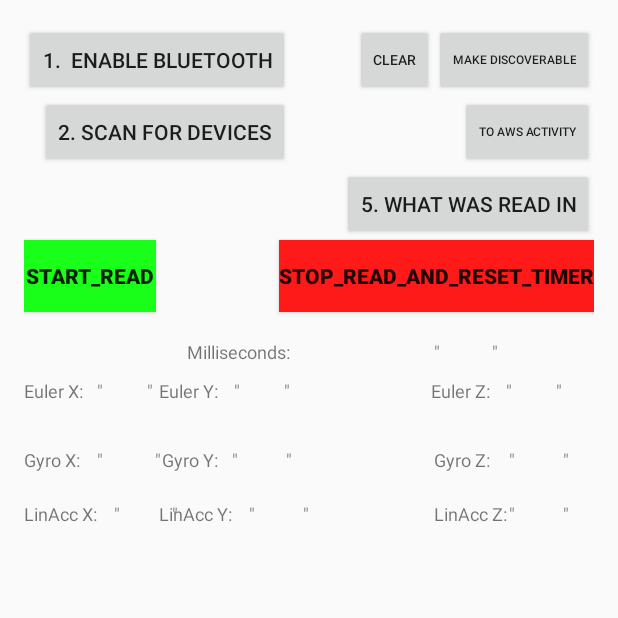
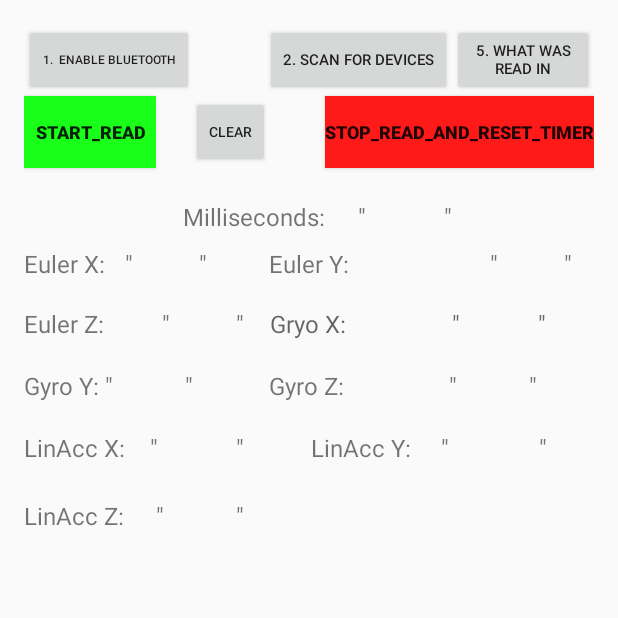
Before and after one commit to KentonSmith/KentonBluetoothProject, an Android app: the screen it shows after launch (MainActivity), on a phone screen of 412 x 824 dp, the top half of it. Run offline under Robolectric (Android 15) with nearby library versions, the phone set to English and light mode, and no system bars.

Commit message:
Made UI elements larger for video

```diff
--- a/app/src/main/java/kentonsmith/bluetoothascend/MainActivity.java
+++ b/app/src/main/java/kentonsmith/bluetoothascend/MainActivity.java
@@ -140,16 +140,6 @@ public class MainActivity extends Activity {
                 return; // exit out of function, we are already reading
             }
 
-
-            //DIALOG STUFF
-
-            /*
-            if(mmSocket == null)
-            {
-                connectedThread.shortCutConnect();
-            }
-*/
-
             AlertDialog.Builder mDialog = new AlertDialog.Builder(MainActivity.this);
             mDialog.setTitle("Is There Incoming Data?");
             mDialog.setMessage("Confirm That Arduino Is Sending Data.\nIf not, app will crash");
@@ -193,9 +183,6 @@ public class MainActivity extends Activity {
             alert.show();
 
         }
-
-
-
     }
 
     public void stopReadAndResetArduinoTimeOnClick(View v)
@@ -228,48 +215,21 @@ public class MainActivity extends Activity {
 
             Log.v("stopReadOnClick", "Current thread state = " + mCT.getState().toString());
 
-
 //            mCT = null;
-
-
-
         }
-
     }
 
-
     //private ConnectThread connectedThread;
-
     private ConnectThread2 connectThread2;
 
+    /*
     public void awsIntentOnClick(View v)
     {
         Intent intent = new Intent(this, AWS_Functionality_Test.class);
         startActivity(intent);
 
     }
-
-    public void makeDiscoverableOnClick(View v)
-    {
-
-        Toast toast3 = Toast.makeText(getApplicationContext(), "Make Discoverable Button Clicked)", Toast.LENGTH_SHORT);
-        toast3.show();
-        Intent discoverableIntent = new Intent(BluetoothAdapter.ACTION_REQUEST_DISCOVERABLE);
-        discoverableIntent.putExtra(BluetoothAdapter.EXTRA_DISCOVERABLE_DURATION, 300);
-        startActivity(discoverableIntent);
-
-    }
-
-    /*
-    public void sendDataOnClick(View v)
-    {
-        EditText text = (EditText) findViewById(R.id.sendDataEditText);
-        Toast toast3 = Toast.makeText(getApplicationContext(), "Planning on sending bytes " + text.getText().toString(), Toast.LENGTH_SHORT);
-        toast3.show();
-        Log.v("onActivityResult", "sending bytes = " + text.getText().toString());
-    }
     */
-
 
     @Override
     protected void onCreate(Bundle savedInstanceState) {
@@ -426,7 +386,6 @@ public class MainActivity extends Activity {
         mArrayAdapter.notifyDataSetChanged();
     }
 
-
     public void enableBluetoothOnClick(View view)
     {
         Log.v("enableBluetoothOnClick", "Inside enableBluetoothOnClick");
@@ -465,7 +424,6 @@ public class MainActivity extends Activity {
                 Log.v("enableBluetoothOnClick", "ScanBluetooth being called in case where bluetooth already is enabled");
             }
         }
-
     }
 
     public void makeConnection()
@@ -579,7 +537,6 @@ public class MainActivity extends Activity {
         return null;
     }
 
-
     public void scanButtonOnClick(View view)
     {
         Toast toast2 = Toast.makeText(getApplicationContext(), "Scan bluetooth being called", Toast.LENGTH_SHORT);
@@ -656,7 +613,6 @@ public class MainActivity extends Activity {
                                 toast6.show();
                                 //TOAST HERE
                             }
-
                         }
                     });
                     mDialog.setNegativeButton("NO", new DialogInterface.OnClickListener() {
@@ -667,7 +623,6 @@ public class MainActivity extends Activity {
                     });
                     AlertDialog alert = mDialog.create();
                     alert.show();
-
                 }
             });
         }
@@ -721,7 +676,6 @@ public class MainActivity extends Activity {
         Log.v("getAllBTDeviceInfo", "End getAllBluetoothDeviceInfo ");
     }
 
-
     //Inputs: An intent received from a different function (most notably, enableBluetoothOnClick())
     //Ouputs: User enabling bluetooth or not
     @Override
@@ -750,5 +704,4 @@ public class MainActivity extends Activity {
             fromBluetooth = false;
         }
     }
-
 }
--- a/app/src/main/res/layout/activity_main.xml
+++ b/app/src/main/res/layout/activity_main.xml
@@ -13,7 +13,8 @@
         android:id="@+id/bluetoothEnableButton"
         android:onClick="enableBluetoothOnClick"
         android:layout_alignParentTop="true"
-        android:layout_alignParentStart="true" />
+        android:layout_alignParentStart="true"
+        android:textSize="8dp" />
 
     <Button
         android:layout_width="wrap_content"
@@ -21,38 +22,18 @@
         android:text = "2. Scan for devices"
         android:id = "@+id/scanButton"
         android:onClick = "scanButtonOnClick"
-        android:layout_below="@+id/bluetoothEnableButton"
-        android:layout_alignEnd="@+id/bluetoothEnableButton" />
+        android:textSize="10dp"
+        android:layout_alignParentTop="true"
+        android:layout_toStartOf="@+id/eulerYText" />
 
     <ListView
-        android:layout_height="180dp"
+        android:layout_height="210dp"
         android:layout_width="match_parent"
         android:id="@+id/pairedDevicesList"
 
         android:layout_alignParentBottom="true"
         android:layout_alignParentEnd="true" />
 
-    <Button
-        android:layout_width="wrap_content"
-        android:layout_height="wrap_content"
-        android:text="Make Discoverable"
-        android:id="@+id/makeDiscoverable"
-        android:onClick="makeDiscoverableOnClick"
-        android:textSize="8dp"
-        android:layout_alignParentTop="true"
-        android:layout_alignEnd="@+id/pairedDevicesList" />
-
-
-    <Button
-        android:layout_width="wrap_content"
-        android:layout_height="wrap_content"
-        android:text="To AWS Activity"
-        android:textSize="8dp"
-
-        android:id="@+id/AWS_Intent_Button"
-        android:onClick="awsIntentOnClick"
-        android:layout_below="@+id/makeDiscoverable"
-        android:layout_alignEnd="@+id/whatWasReadInButton" />
 
     <!--
     <Button
@@ -72,8 +53,10 @@
         android:text="5. What was read in"
         android:onClick="whatWasReadInButtonOnClick"
         android:id="@+id/whatWasReadInButton"
-        android:layout_below="@+id/AWS_Intent_Button"
-        android:layout_alignParentEnd="true" />
+        android:textSize="10dp"
+        android:layout_alignParentTop="true"
+        android:layout_toEndOf="@+id/linAccY"
+        android:layout_marginStart="27dp" />
 
     <Button
         style="?android:attr/buttonStyleSmall"
@@ -83,8 +66,8 @@
         android:id="@+id/clearButton"
         android:textSize="9dp"
         android:onClick="clearButtonOnClick"
-        android:layout_alignParentTop="true"
-        android:layout_toStartOf="@+id/makeDiscoverable" />
+        android:layout_below="@+id/bluetoothEnableButton"
+        android:layout_toStartOf="@+id/gyroXLabel" />
 
     <Button
         android:layout_width="wrap_content"
@@ -95,7 +78,8 @@
         android:layout_alignParentStart="true"
         android:background="#1aff1a"
         android:onClick="startReadOnClick"
-        android:textStyle="bold" />
+        android:textStyle="bold"
+        android:textSize="12dp" />
 
 
     <Button
@@ -107,18 +91,19 @@
         android:onClick="stopReadAndResetArduinoTimeOnClick"
         android:textStyle="bold"
         android:layout_below="@+id/whatWasReadInButton"
-        android:layout_alignEnd="@+id/whatWasReadInButton" />
+        android:layout_alignEnd="@+id/whatWasReadInButton"
+        android:textSize="12dp" />
 
     <TextView
         android:layout_width="wrap_content"
         android:layout_height="wrap_content"
         android:textAppearance="?android:attr/textAppearanceSmall"
         android:text="Milliseconds:"
-        android:textSize="12dp"
+        android:textSize="16dp"
         android:id="@+id/millisecondsLabel"
-        android:layout_marginTop="18dp"
-        android:layout_below="@+id/stopReadAndResetArduinoTimer"
-        android:layout_alignEnd="@+id/scanButton" />
+        android:layout_marginTop="21dp"
+        android:layout_below="@+id/startReadButton"
+        android:layout_toStartOf="@+id/stopReadAndResetArduinoTimer" />
 
     <TextView
         android:layout_width="wrap_content"
@@ -126,7 +111,7 @@
         android:textAppearance="?android:attr/textAppearanceSmall"
         android:text="Euler X:"
         android:id="@+id/eulerXLabel"
-        android:textSize="12dp"
+        android:textSize="16dp"
         android:layout_below="@+id/millisecondsLabel"
         android:layout_alignParentStart="true"
         android:layout_marginTop="9dp" />
@@ -137,9 +122,10 @@
         android:textAppearance="?android:attr/textAppearanceSmall"
         android:text="Euler Y:"
         android:id="@+id/eulerYLabel"
-        android:textSize="12dp"
+        android:textSize="16dp"
+        android:layout_marginLeft="90dp"
         android:layout_alignTop="@+id/eulerXLabel"
-        android:layout_marginLeft="90dp"/>
+        android:layout_centerHorizontal="true" />
 
     <TextView
         android:layout_width="wrap_content"
@@ -147,20 +133,10 @@
         android:textAppearance="?android:attr/textAppearanceSmall"
         android:text="Euler Z:"
         android:id="@+id/eulerZLabel"
-        android:textSize="12dp"
-        android:layout_above="@+id/gyroXLabel"
-        android:layout_alignEnd="@+id/gyroZLabel" />
-
-    <TextView
-        android:layout_width="wrap_content"
-        android:layout_height="wrap_content"
-        android:textAppearance="?android:attr/textAppearanceSmall"
-        android:text="Gyro X:"
-        android:id="@+id/gyroXLabel"
-        android:textSize="12dp"
+        android:textSize="16dp"
         android:layout_below="@+id/eulerXLabel"
         android:layout_alignParentStart="true"
-        android:layout_marginTop="29dp" />
+        android:layout_marginTop="18dp" />
 
     <TextView
         android:layout_width="wrap_content"
@@ -168,9 +144,10 @@
         android:textAppearance="?android:attr/textAppearanceSmall"
         android:text="Gyro Y:"
         android:id="@+id/gyroYLabel"
-        android:textSize="12dp"
-        android:layout_alignTop="@+id/gyroXLabel"
-        android:layout_alignEnd="@+id/eulerYLabel" />
+        android:textSize="16dp"
+        android:layout_below="@+id/eulerZLabel"
+        android:layout_alignParentStart="true"
+        android:layout_marginTop="19dp" />
 
     <TextView
         android:layout_width="wrap_content"
@@ -178,9 +155,9 @@
         android:textAppearance="?android:attr/textAppearanceSmall"
         android:text="Gyro Z:"
         android:id="@+id/gyroZLabel"
-        android:textSize="12dp"
+        android:textSize="16dp"
         android:layout_alignTop="@+id/gyroYLabel"
-        android:layout_toEndOf="@+id/clearButton" />
+        android:layout_alignStart="@+id/eulerYLabel" />
 
     <TextView
         android:layout_width="wrap_content"
@@ -188,9 +165,9 @@
         android:textAppearance="?android:attr/textAppearanceSmall"
         android:text="LinAcc X:"
         android:id="@+id/linAccX"
-        android:textSize="12dp"
-        android:layout_below="@+id/gyroXLabel"
-        android:layout_marginTop="19dp" />
+        android:textSize="16dp"
+        android:layout_marginTop="19dp"
+        android:layout_below="@+id/gyroZText" />
 
     <TextView
         android:layout_width="wrap_content"
@@ -198,9 +175,10 @@
         android:textAppearance="?android:attr/textAppearanceSmall"
         android:text="LinAcc Y:"
         android:id="@+id/linAccY"
-        android:textSize="12dp"
+        android:textSize="16dp"
         android:layout_alignTop="@+id/linAccX"
-        android:layout_alignStart="@+id/eulerYLabel" />
+        android:layout_alignStart="@+id/gyroXLabel"
+        android:layout_marginStart="27dp" />
 
     <TextView
         android:layout_width="wrap_content"
@@ -208,9 +186,10 @@
         android:textAppearance="?android:attr/textAppearanceSmall"
         android:text="LinAcc Z:"
         android:id="@+id/linAccZ"
-        android:textSize="12dp"
-        android:layout_alignTop="@+id/linAccYText"
-        android:layout_alignLeft="@+id/gyroZLabel" />
+        android:textSize="16dp"
+        android:layout_alignBaseline="@+id/linAccZText"
+        android:layout_alignBottom="@+id/linAccZText"
+        android:layout_alignParentStart="true" />
 
     <TextView
         android:layout_width="wrap_content"
@@ -218,8 +197,8 @@
         android:textAppearance="?android:attr/textAppearanceSmall"
         android:text="&quot;           &quot;"
         android:id="@+id/eulerXText"
-        android:textSize="12dp"
-        android:layout_alignTop="@+id/eulerXLabel"
+        android:textSize="16dp"
+        android:layout_above="@+id/eulerZLabel"
         android:layout_toEndOf="@+id/linAccX" />
 
     <TextView
@@ -228,10 +207,10 @@
         android:textAppearance="?android:attr/textAppearanceSmall"
         android:text="&quot;           &quot;"
         android:id="@+id/eulerYText"
-        android:textSize="12dp"
-        android:layout_alignTop="@+id/eulerYLabel"
-        android:layout_alignLeft="@+id/eulerYLabel"
-        android:layout_marginLeft="50dp" />
+        android:textSize="16dp"
+        android:layout_marginLeft="25dp"
+        android:layout_above="@+id/eulerZLabel"
+        android:layout_alignStart="@+id/whatWasReadInButton" />
 
     <TextView
         android:layout_width="wrap_content"
@@ -239,20 +218,11 @@
         android:textAppearance="?android:attr/textAppearanceSmall"
         android:text="&quot;           &quot;"
         android:id="@+id/eulerZText"
-        android:textSize="12dp"
+        android:textSize="16dp"
+        android:layout_marginLeft="50dp"
         android:layout_alignTop="@+id/eulerZLabel"
-        android:layout_alignLeft="@+id/eulerZLabel"
-        android:layout_marginLeft="50dp"/>
-
-    <TextView
-        android:layout_width="wrap_content"
-        android:layout_height="wrap_content"
-        android:textAppearance="?android:attr/textAppearanceSmall"
-        android:text="&quot;             &quot;"
-        android:id="@+id/gyroXText"
-        android:textSize="12dp"
-        android:layout_above="@+id/linAccX"
-        android:layout_alignStart="@+id/eulerXText" />
+        android:layout_toStartOf="@+id/linAccZText"
+        android:layout_alignEnd="@+id/gyroYText" />
 
     <TextView
         android:layout_width="wrap_content"
@@ -260,9 +230,10 @@
         android:textAppearance="?android:attr/textAppearanceSmall"
         android:text="&quot;            &quot;"
         android:id="@+id/gyroYText"
-        android:layout_alignTop="@+id/gyroYLabel"
-        android:layout_toEndOf="@+id/linAccY"
-        android:textSize="12dp" />
+        android:textSize="16dp"
+        android:layout_above="@+id/linAccX"
+        android:layout_alignEnd="@+id/linAccZText"
+        android:layout_toEndOf="@+id/eulerXLabel" />
 
     <TextView
         android:layout_width="wrap_content"
@@ -270,10 +241,10 @@
         android:textAppearance="?android:attr/textAppearanceSmall"
         android:text="&quot;            &quot;"
         android:id="@+id/gyroZText"
-        android:textSize="12dp"
-        android:layout_alignTop="@+id/gyroYLabel"
-        android:layout_alignLeft="@+id/gyroZLabel"
-        android:layout_marginLeft="50dp"/>
+        android:textSize="16dp"
+        android:layout_marginLeft="25dp"
+        android:layout_alignTop="@+id/gyroZLabel"
+        android:layout_toEndOf="@+id/linAccY" />
 
     <TextView
         android:layout_width="wrap_content"
@@ -281,21 +252,22 @@
         android:textAppearance="?android:attr/textAppearanceSmall"
         android:text="&quot;             &quot;"
         android:id="@+id/linAccXText"
-        android:textSize="12dp"
-        android:layout_alignTop="@+id/linAccX"
-        android:layout_alignLeft="@+id/linAccX"
-        android:layout_marginLeft="60dp"/>
+        android:textSize="16dp"
+        android:layout_marginLeft="40dp"
+        android:layout_above="@+id/linAccZText"
+        android:layout_alignEnd="@+id/linAccZText" />
 
     <TextView
         android:layout_width="wrap_content"
         android:layout_height="wrap_content"
         android:textAppearance="?android:attr/textAppearanceSmall"
-        android:text="&quot;            &quot;"
+        android:text="&quot;               &quot;"
         android:id="@+id/linAccYText"
-        android:textSize="12dp"
+        android:textSize="16dp"
+        android:layout_marginLeft="20dp"
         android:layout_alignTop="@+id/linAccY"
-        android:layout_alignLeft="@+id/linAccY"
-        android:layout_marginLeft="60dp"/>
+        android:layout_alignEnd="@+id/eulerYText"
+        android:layout_toEndOf="@+id/linAccY" />
 
     <TextView
         android:layout_width="wrap_content"
@@ -303,10 +275,10 @@
         android:textAppearance="?android:attr/textAppearanceSmall"
         android:text="&quot;            &quot;"
         android:id="@+id/linAccZText"
-        android:textSize="12dp"
-        android:layout_alignTop="@+id/linAccZ"
-        android:layout_alignLeft="@+id/linAccZ"
-        android:layout_marginLeft="50dp"/>
+        android:textSize="16dp"
+        android:layout_marginTop="23dp"
+        android:layout_below="@+id/linAccY"
+        android:layout_toEndOf="@+id/startReadButton" />
 
     <TextView
         android:layout_width="wrap_content"
@@ -314,9 +286,29 @@
         android:textAppearance="?android:attr/textAppearanceSmall"
         android:text="&quot;             &quot;"
         android:id="@+id/millisecondsText"
-        android:textSize="12dp"
+        android:textSize="16dp"
         android:layout_alignTop="@+id/millisecondsLabel"
-        android:layout_alignStart="@+id/linAccZ" />
+        android:layout_toStartOf="@+id/eulerYText" />
+
+    <TextView
+        android:layout_width="wrap_content"
+        android:layout_height="wrap_content"
+        android:textAppearance="?android:attr/textAppearanceMedium"
+        android:text="Gryo X:"
+        android:id="@+id/gyroXLabel"
+        android:textSize="16dp"
+        android:layout_alignTop="@+id/eulerZText"
+        android:layout_centerHorizontal="true" />
+
+    <TextView
+        android:layout_width="wrap_content"
+        android:layout_height="wrap_content"
+        android:textAppearance="?android:attr/textAppearanceMedium"
+        android:text="&quot;             &quot;"
+        android:id="@+id/gyroXText"
+        android:layout_above="@+id/gyroYLabel"
+        android:layout_toEndOf="@+id/scanButton"
+        android:textSize="16dp" />
 
 
 </RelativeLayout>
```
